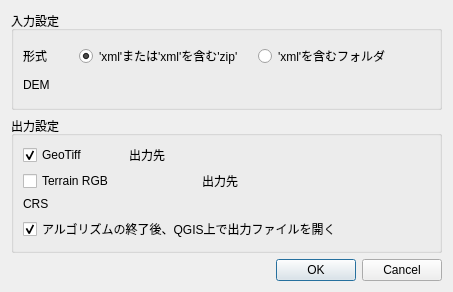
Above: quick_dem_for_jp_dialog_base.ui from MIERUNE/QuickDEM4JP before the change. Below: the same form after it.
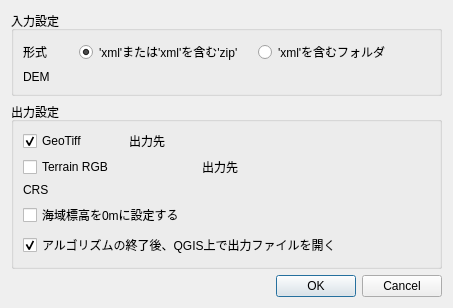
That is the form after the change. Custom widgets are drawn as their Qt base class.

Diff of the .ui file:
```diff
--- a/quick_dem_for_jp_dialog_base.ui
+++ b/quick_dem_for_jp_dialog_base.ui
@@ -248,6 +248,25 @@
         </item>
        </layout>
       </item>
+      <item>
+       <widget class="QCheckBox" name="checkBox_sea_zero">
+        <property name="sizePolicy">
+         <sizepolicy hsizetype="Minimum" vsizetype="Fixed">
+          <horstretch>0</horstretch>
+          <verstretch>0</verstretch>
+         </sizepolicy>
+        </property>
+        <property name="layoutDirection">
+         <enum>Qt::LeftToRight</enum>
+        </property>
+        <property name="text">
+         <string>海域標高を0mに設定する</string>
+        </property>
+        <property name="checked">
+         <bool>false</bool>
+        </property>
+       </widget>
+      </item>
       <item>
        <widget class="QCheckBox" name="checkBox_openLayers">
         <property name="sizePolicy">
```
Left out of the diff: 2 changed lines with no effect on the pictures.
